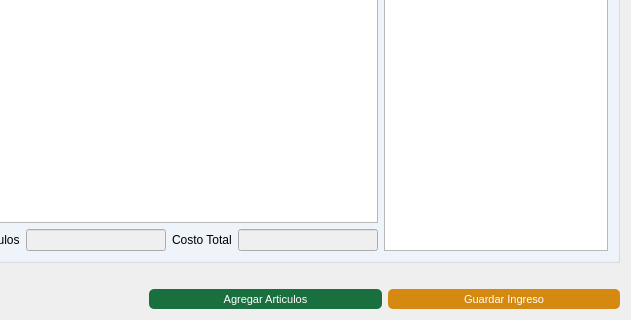
Before: the Qt Designer form gui/ingresos/Ingreso.ui in Lonaris/Corupel, drawn with Qt 5; both pictures show x 94 to 725 and y 273 to 593 of the 725 by 593 pixel window.
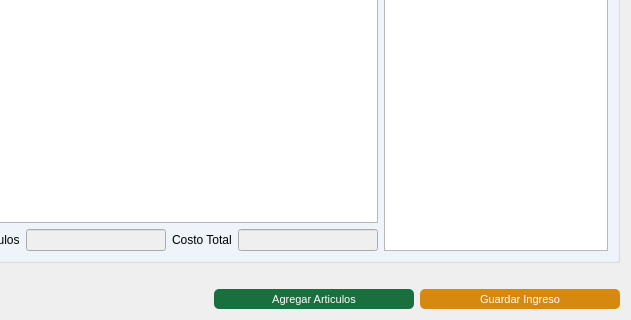
After: the same form once the commit is applied. Icons and pictures are not drawn.

What changed in the file:
```diff
--- a/gui/ingresos/Ingreso.ui
+++ b/gui/ingresos/Ingreso.ui
@@ -180,8 +180,8 @@
          </property>
          <property name="maximumSize">
           <size>
-           <width>16777215</width>
-           <height>40</height>
+           <width>200</width>
+           <height>200</height>
           </size>
          </property>
          <property name="focusPolicy">
@@ -225,8 +225,8 @@
          </property>
          <property name="maximumSize">
           <size>
-           <width>16777215</width>
-           <height>40</height>
+           <width>200</width>
+           <height>200</height>
           </size>
          </property>
          <property name="focusPolicy">
```
